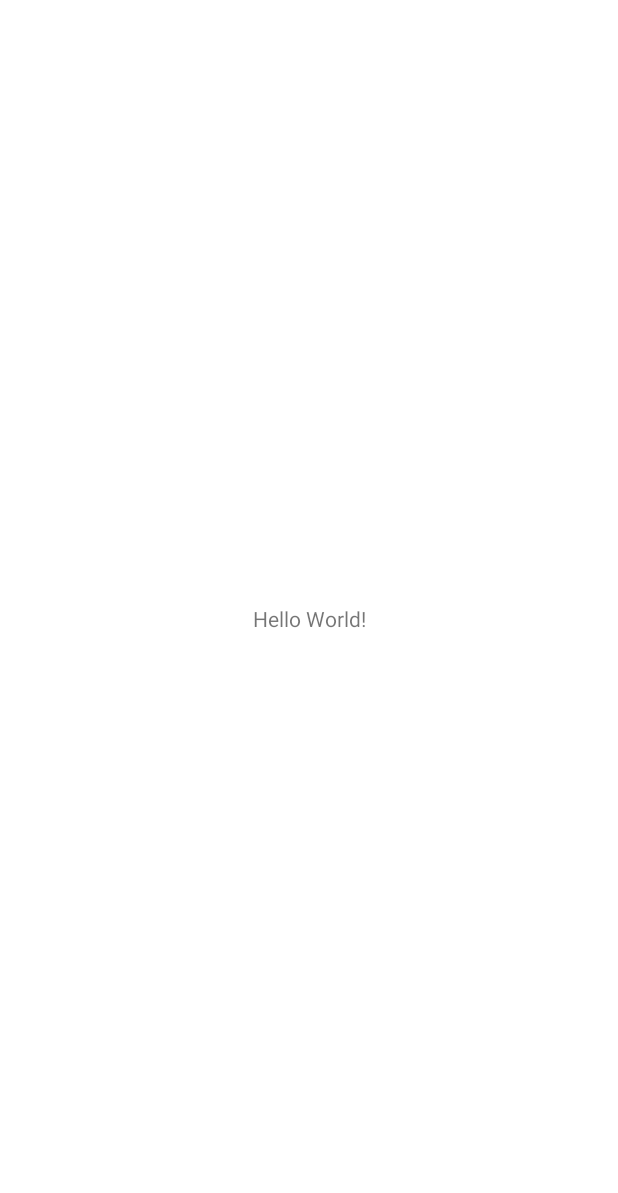
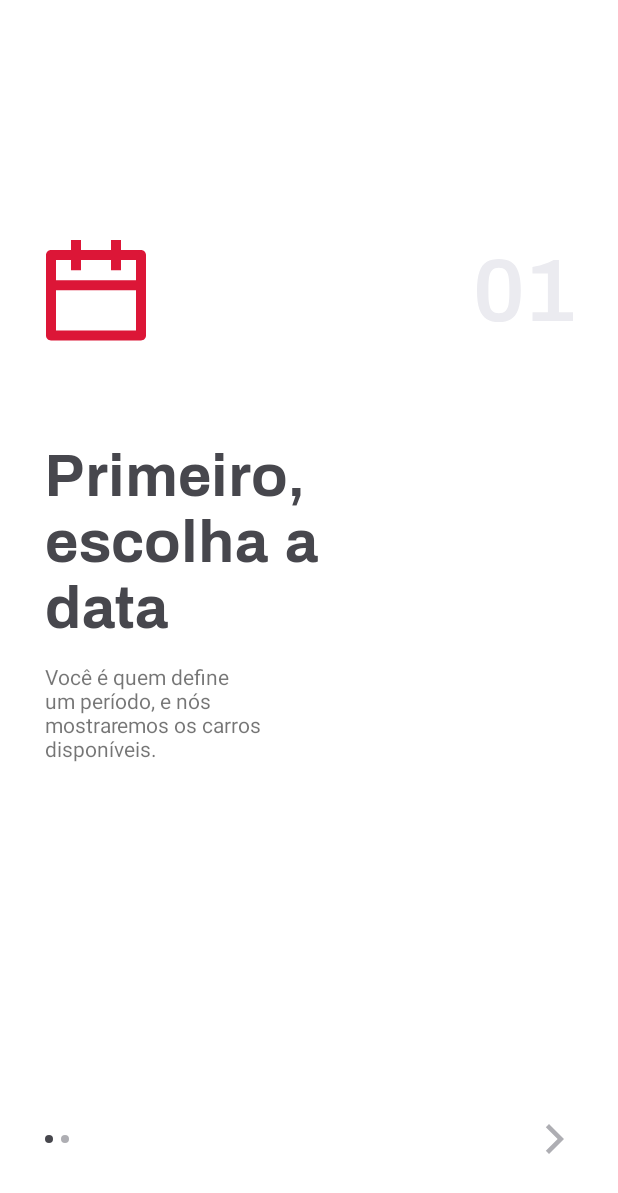
Before and after one commit to Alaksion/RentX, an Android app: the screen it shows after launch (MainActivity before the commit, OnboardingActivity after it), on a phone screen of 412 x 824 dp. Before the commit the part shown is almost empty. Shown: the top 1193 px of the screen. Run offline under Robolectric (Android 15) with nearby library versions, the phone set to English and light mode, and no system bars.

Commit message:
finished onboarding screen

```diff
--- a/app/src/main/java/com/example/rentx/onboarding/choosedate/ChooseDateFragment.kt
+++ b/app/src/main/java/com/example/rentx/onboarding/choosedate/ChooseDateFragment.kt
@@ -5,15 +5,31 @@ import androidx.fragment.app.Fragment
 import android.view.LayoutInflater
 import android.view.View
 import android.view.ViewGroup
+import android.widget.Toast
+import androidx.navigation.Navigation
 import com.example.rentx.R
+import kotlinx.android.synthetic.main.fragment_choose_car.*
+import kotlinx.android.synthetic.main.fragment_choose_date.*
 
-class ChooseDateFragment : Fragment() {
+class ChooseDateFragment : Fragment(), View.OnClickListener {
     override fun onCreateView(
         inflater: LayoutInflater, container: ViewGroup?,
         savedInstanceState: Bundle?
     ): View? {
-        // Inflate the layout for this fragment
         return inflater.inflate(R.layout.fragment_choose_date, container, false)
     }
 
+    override fun onViewCreated(view: View, savedInstanceState: Bundle?) {
+        iv_date_next_screen.setOnClickListener(this)
+        super.onViewCreated(view, savedInstanceState)
+    }
+
+    override fun onClick(v: View) {
+        when (v.id) {
+            iv_date_next_screen.id -> {
+                Navigation.findNavController(v).navigate(R.id.action_next_onboarding_page)
+            }
+        }
+    }
+
 }
--- a/app/src/main/java/com/example/rentx/splash/activities/SplashActivity.kt
+++ b/app/src/main/java/com/example/rentx/splash/activities/SplashActivity.kt
@@ -9,6 +9,7 @@ import android.os.Bundle
 import android.view.View
 import com.example.rentx.MainActivity
 import com.example.rentx.R
+import com.example.rentx.onboarding.activities.OnboardingActivity
 import kotlinx.android.synthetic.main.activity_splash.*
 
 class SplashActivity : AppCompatActivity(), Animator.AnimatorListener {
@@ -50,7 +51,7 @@ class SplashActivity : AppCompatActivity(), Animator.AnimatorListener {
     }
 
     override fun onAnimationEnd(animation: Animator) {
-        startActivity(Intent(this, MainActivity::class.java))
+        startActivity(Intent(this, OnboardingActivity::class.java))
         finish()
     }
 
--- /dev/null
+++ b/app/src/main/res/drawable/ic_chevron_right.xml
@@ -0,0 +1,5 @@
+<vector android:height="24dp" android:tint="#AEAEB3"
+    android:viewportHeight="24" android:viewportWidth="24"
+    android:width="24dp" xmlns:android="http://schemas.android.com/apk/res/android">
+    <path android:fillColor="@android:color/white" android:pathData="M5.88,4.12L13.76,12l-7.88,7.88L8,22l10,-10L8,2z"/>
+</vector>
--- a/app/src/main/res/layout/activity_onboarding.xml
+++ b/app/src/main/res/layout/activity_onboarding.xml
@@ -6,9 +6,12 @@
     android:layout_height="match_parent"
     tools:context=".onboarding.activities.OnboardingActivity">
 
-    <androidx.viewpager.widget.ViewPager
-        android:id="@+id/vp_onboarding"
+    <fragment
+        android:id="@+id/fragment"
+        android:name="androidx.navigation.fragment.NavHostFragment"
         android:layout_width="match_parent"
-        android:layout_height="match_parent"/>
+        android:layout_height="match_parent"
+        app:defaultNavHost="true"
+        app:navGraph="@navigation/nav_onboarding"/>
 
 </androidx.constraintlayout.widget.ConstraintLayout>
--- a/app/src/main/res/layout/fragment_choose_date.xml
+++ b/app/src/main/res/layout/fragment_choose_date.xml
@@ -72,6 +72,15 @@
         android:background="@drawable/onboarding_unselected"
         android:layout_marginStart="5dp"/>
 
+    <ImageView
+        android:id="@+id/iv_date_next_screen"
+        android:layout_width="wrap_content"
+        android:layout_height="wrap_content"
+        app:layout_constraintRight_toRightOf="parent"
+        app:layout_constraintTop_toTopOf="@id/v_onboarding_choose_date_unselected"
+        app:layout_constraintBottom_toBottomOf="@id/v_onboarding_choose_date_unselected"
+        android:src="@drawable/ic_chevron_right"/>
+
 
 
 </androidx.constraintlayout.widget.ConstraintLayout>
--- /dev/null
+++ b/app/src/main/res/navigation/nav_onboarding.xml
@@ -0,0 +1,27 @@
+<?xml version="1.0" encoding="utf-8"?>
+<navigation xmlns:android="http://schemas.android.com/apk/res/android"
+    xmlns:app="http://schemas.android.com/apk/res-auto"
+    xmlns:tools="http://schemas.android.com/tools"
+    android:id="@+id/nav_onboarding"
+    app:startDestination="@id/chooseDateFragment">
+
+    <fragment
+        android:id="@+id/chooseDateFragment"
+        android:name="com.example.rentx.onboarding.choosedate.ChooseDateFragment"
+        android:label="fragment_choose_date"
+        tools:layout="@layout/fragment_choose_date" >
+        <action
+            android:id="@+id/action_next_onboarding_page"
+            app:destination="@id/chooseCarFragment"
+            app:enterAnim="@anim/fragment_open_enter"
+            app:exitAnim="@anim/fragment_open_exit"
+            app:popEnterAnim="@anim/fragment_open_enter"
+            app:popExitAnim="@anim/fragment_open_exit" />
+    </fragment>
+
+    <fragment
+        android:id="@+id/chooseCarFragment"
+        android:name="com.example.rentx.onboarding.choosecar.ChooseCarFragment"
+        android:label="fragment_choose_car"
+        tools:layout="@layout/fragment_choose_car" />
+</navigation>
```
Also changed, not shown: app/src/main/java/com/example/rentx/onboarding/SlideViewAdapter.kt (deleted, +0 -19 lines), app/src/main/java/com/example/rentx/onboarding/choosecar/ChooseCarFragment.kt (+21 -4 lines), app/src/main/res/layout/fragment_choose_car.xml (+9 -0 lines).
